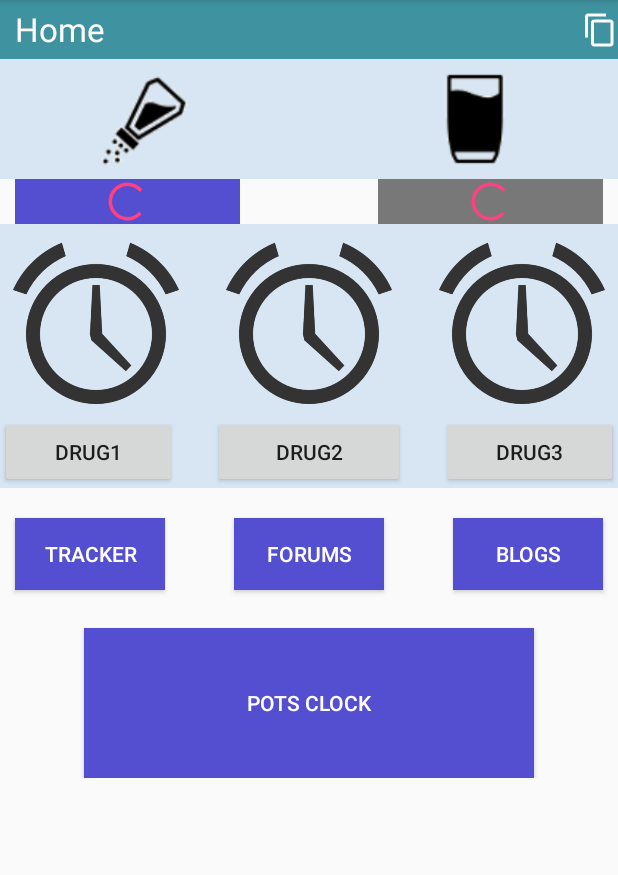
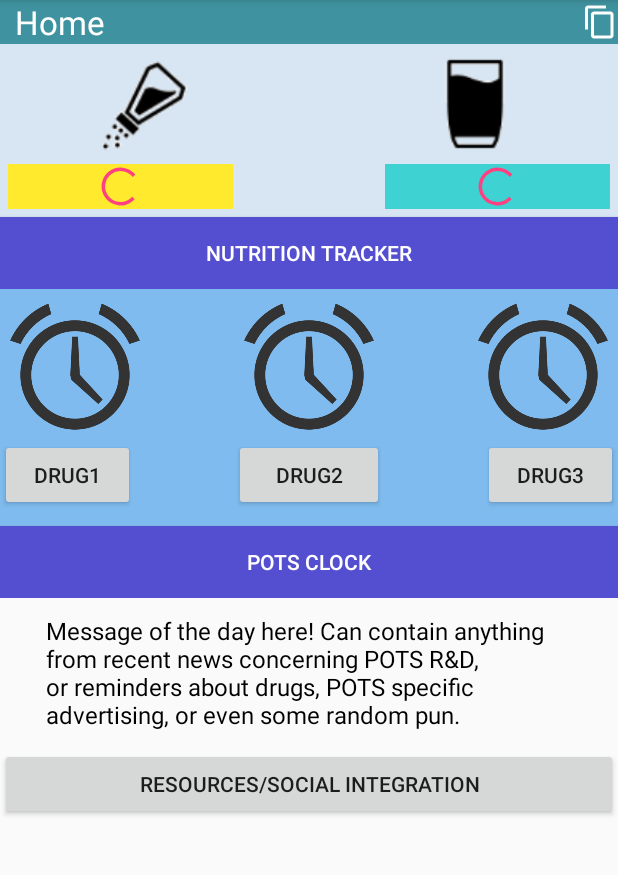
Before and after one commit to innovationNation/POTSHub-Android, an Android app: the screen it shows after launch (MainActivity), on a phone screen of 412 x 824 dp, the part 84-959 px from its top. Run offline under Robolectric (Android 15) with nearby library versions, the phone set to English and light mode, and no system bars.

Commit message:
Change GUI, buttons next to corresponding widgets
THIS IS LIKE WHEN ALASKA BECOMES PART OF GREAT CANADIA AND EVERYONE IS
HAPPY AND THE COLONIAL DAYS ARE OVER, SUCK IT USA WITH YOUR IMPERIALISM

```diff
--- a/app/src/main/res/layout/fragment_main.xml
+++ b/app/src/main/res/layout/fragment_main.xml
@@ -23,13 +23,15 @@
 
         <ImageButton
             android:layout_width="wrap_content"
-            android:layout_height="39dp"
+            android:layout_height="wrap_content"
             android:id="@+id/settings_button"
             android:src="@drawable/ic_menu_copy_material"
             android:background="#3f929f"
             android:layout_centerVertical="true"
             android:layout_alignParentEnd="true" />
     </RelativeLayout>
+
+
 
     <RelativeLayout
         android:layout_width="match_parent"
@@ -42,7 +44,6 @@
             android:layout_height="80dp"
             android:id="@+id/salt_icon"
             android:src="@drawable/salticon"
-            android:layout_centerVertical="true"
             android:layout_marginStart="55dp" />
 
         <ImageView
@@ -50,61 +51,67 @@
             android:layout_height="80dp"
             android:id="@+id/water_icon"
             android:src="@drawable/watericon"
-            android:layout_centerVertical="true"
             android:layout_alignParentEnd="true"
             android:layout_marginEnd="55dp" />
-    </RelativeLayout>
-
-    <RelativeLayout
-        android:layout_width="match_parent"
-        android:layout_height="30dp">
 
         <ProgressBar
             style="?android:attr/progressBarStyleLarge"
             android:layout_width="150dp"
             android:layout_height="30dp"
-            android:layout_marginLeft="10dp"
             android:id="@+id/WaterProgress"
             android:max="100"
             android:indeterminate="false"
-            android:background="#544ed1" />
+            android:background="#ffea2d"
+            android:layout_below="@+id/salt_icon"
+            android:layout_alignParentStart="true"
+            android:layout_marginLeft="5dp"/>
 
         <ProgressBar
             style="?android:attr/progressBarStyleLarge"
             android:layout_width="150dp"
             android:layout_height="30dp"
             android:id="@+id/SaltProgress"
-            android:layout_marginRight="10dp"
-            android:layout_weight="1"
             android:max="100"
             android:indeterminate="false"
-            android:background="#787878"
-            android:layout_alignParentTop="true"
-            android:layout_alignParentEnd="true" />
+            android:background="#3ed2d2"
+            android:layout_below="@id/water_icon"
+            android:layout_alignParentEnd="true"
+            android:layout_marginRight="5dp" />
+
+        <Button
+            android:layout_width="match_parent"
+            android:layout_height="wrap_content"
+            android:text="Nutrition Tracker"
+            android:id="@+id/nutrition_tracker_button"
+            android:textColor="@color/white"
+            android:background="@color/button_blue"
+            android:layout_centerHorizontal="true"
+            android:layout_below="@id/SaltProgress"
+            android:layout_marginTop="5dp"/>
     </RelativeLayout>
 
     <RelativeLayout
         android:layout_width="match_parent"
         android:layout_height="wrap_content"
-        android:background="#d8e6f3">
+        android:background="#7fbbee">
 
         <ImageView
-            android:layout_width="128dp"
-            android:layout_height="128dp"
+            android:layout_width="100dp"
+            android:layout_height="100dp"
             android:id="@+id/imageView3"
             android:src="@drawable/clock_web" />
 
         <ImageView
-            android:layout_width="128dp"
-            android:layout_height="128dp"
+            android:layout_width="100dp"
+            android:layout_height="100dp"
             android:id="@+id/imageView4"
             android:src="@drawable/clock_web"
             android:layout_alignParentTop="true"
             android:layout_centerHorizontal="true" />
 
         <ImageView
-            android:layout_width="128dp"
-            android:layout_height="128dp"
+            android:layout_width="100dp"
+            android:layout_height="100dp"
             android:id="@+id/imageView5"
             android:src="@drawable/clock_web"
             android:layout_alignParentTop="true"
@@ -140,53 +147,48 @@
             android:layout_marginLeft="10dp"
             android:layout_below="@+id/imageView5"
             android:layout_alignStart="@+id/imageView5" />
+
+        <Button
+            android:layout_width="match_parent"
+            android:layout_height="wrap_content"
+            android:text="POTS Clock"
+            android:id="@+id/pots_clock_button"
+            android:textColor="@color/white"
+            android:background="@color/button_blue"
+            android:layout_centerHorizontal="true"
+            android:layout_below="@id/button"
+            android:layout_marginTop="10dp"/>
     </RelativeLayout>
 
+    <LinearLayout
+        android:orientation="vertical"
+        android:layout_width="match_parent"
+        android:layout_height="wrap_content"
+        android:layout_gravity="center_horizontal">
 
-    <RelativeLayout
-        android:layout_width="match_parent"
-        android:layout_height="wrap_content">
+        <RelativeLayout
+
+            android:layout_width="match_parent"
+            android:layout_height="100dp">
+
+            <TextView
+                android:layout_width="350dp"
+                android:layout_height="wrap_content"
+                android:text="Message of the day here! Can contain anything from recent news concerning POTS R&amp;D, or reminders about drugs, POTS specific advertising, or even some random pun."
+                android:textColor="@color/black"
+                android:textSize="16sp"
+                android:layout_centerVertical="true"
+                android:layout_centerHorizontal="true" />
+        </RelativeLayout>
+
 
         <Button
-            android:layout_width="100dp"
+            android:layout_width="match_parent"
             android:layout_height="wrap_content"
-            android:text="Tracker"
-            android:id="@+id/button4"
-            android:layout_marginLeft="10dp"
-            android:layout_marginRight="10dp"
-            android:layout_marginTop="20dp"
-            android:background="@color/button_blue"
-            android:textColor="@color/white" />
+            android:text="Resources/Social Integration"
+            android:id="@+id/pots_resources"
+            android:layout_gravity="center_horizontal"/>
+    </LinearLayout>
 
-        <Button
-            android:layout_width="100dp"
-            android:layout_height="wrap_content"
-            android:text="Forums"
-            android:id="@+id/button5"
-            android:background="@color/button_blue"
-            android:textColor="@color/white"
-            android:layout_alignTop="@+id/button4"
-            android:layout_centerHorizontal="true" />
-
-        <Button
-            android:layout_width="100dp"
-            android:layout_height="wrap_content"
-            android:text="Blogs"
-            android:id="@+id/button6"
-            android:layout_marginRight="10dp"
-            android:background="@color/button_blue"
-            android:textColor="@color/white"
-            android:layout_alignTop="@+id/button4"
-            android:layout_alignParentEnd="true" />
-        <Button
-            android:layout_width="300dp"
-            android:layout_height="100dp"
-            android:text="POTS Clock"
-            android:background="@color/button_blue"
-            android:textColor="@color/white"
-            android:layout_below="@+id/button4"
-            android:layout_centerHorizontal="true"
-            android:layout_marginTop="25dp" />
-    </RelativeLayout>
 
 </LinearLayout>
```
